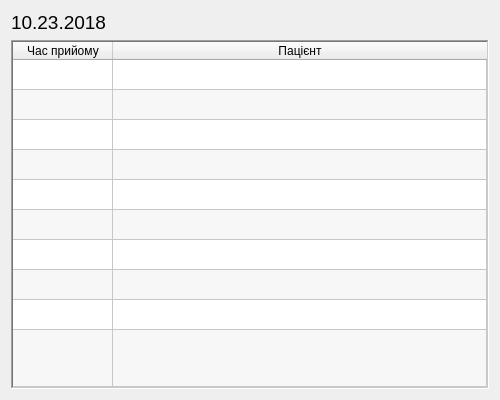
First picture: the form in Courcework_18-19/MedicineCards/widgetschedule.ui, repository MaksWellFine/OOP, before the edit.
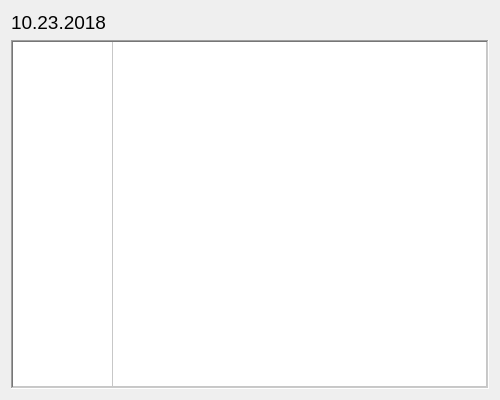
Second picture: the form after the edit.

Patch:
```diff
--- a/Courcework_18-19/MedicineCards/widgetschedule.ui
+++ b/Courcework_18-19/MedicineCards/widgetschedule.ui
@@ -75,13 +75,13 @@
       <bool>false</bool>
      </property>
      <property name="rowCount">
-      <number>10</number>
+      <number>1</number>
      </property>
      <property name="columnCount">
       <number>2</number>
      </property>
      <attribute name="horizontalHeaderVisible">
-      <bool>true</bool>
+      <bool>false</bool>
      </attribute>
      <attribute name="horizontalHeaderCascadingSectionResizes">
       <bool>true</bool>
@@ -115,19 +115,6 @@
        <string>1</string>
       </property>
      </row>
-     <row>
-      <property name="text">
-       <string>2</string>
-      </property>
-     </row>
-     <row/>
-     <row/>
-     <row/>
-     <row/>
-     <row/>
-     <row/>
-     <row/>
-     <row/>
      <column>
       <property name="text">
        <string>Час прийому</string>
```
